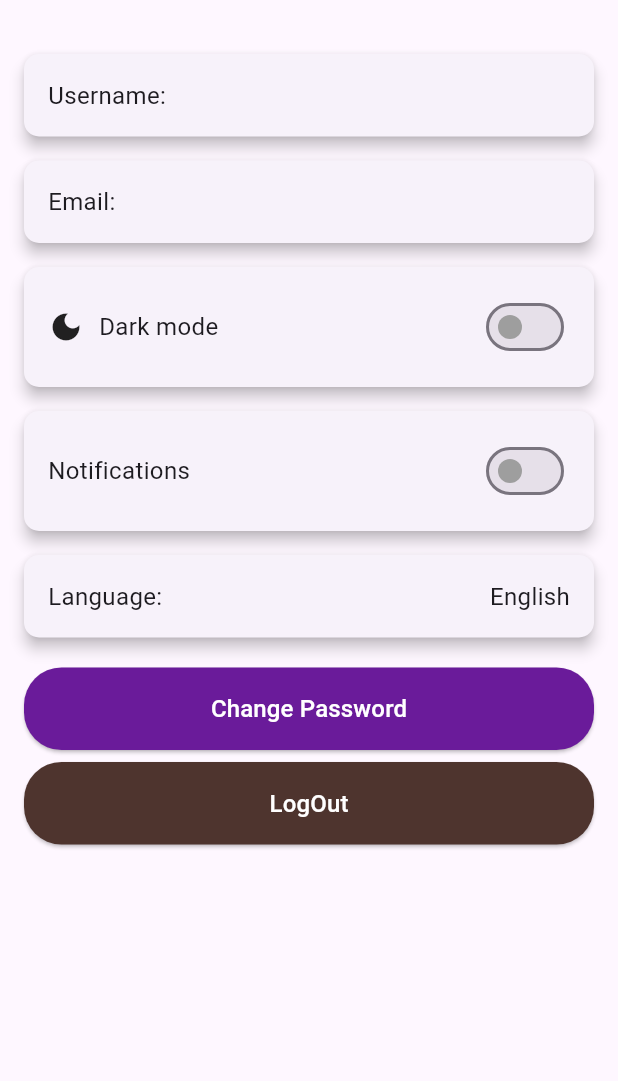
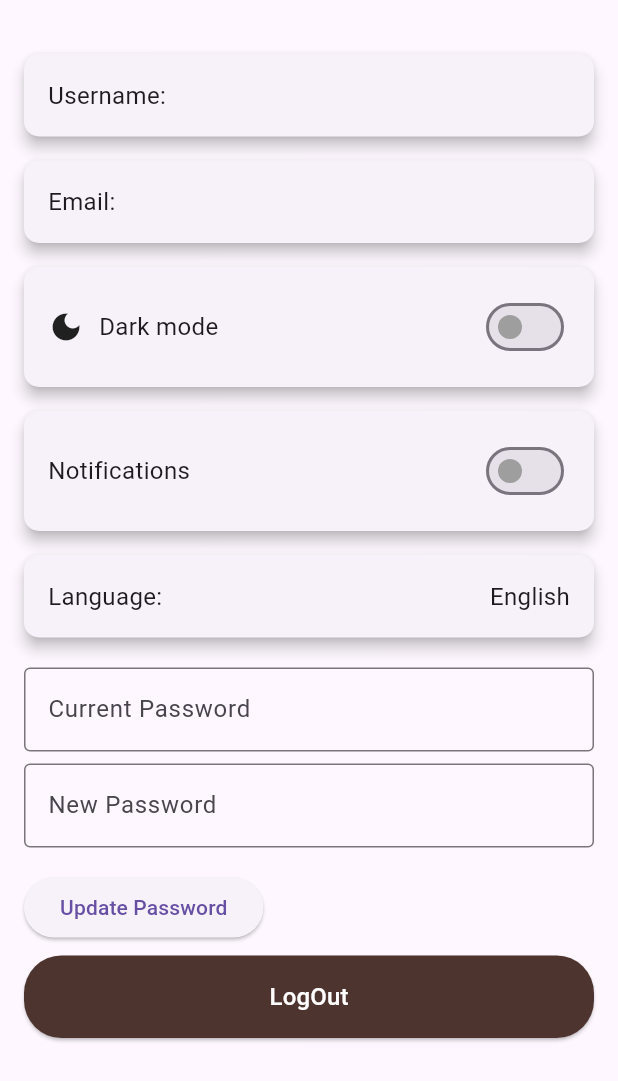
Before and after one commit to mohamed-ahmad2/BookTrail, a Flutter app: the SettingsScreen screen opened directly with empty values, on a phone screen of 412 x 824 dp. Shown: the top 1081 px of the screen. Run offline on Flutter 3.47's test engine with Material 3 defaults, Android fonts, the light colour scheme and no system bars; our stand-ins replace fl_chart, flutter_svg, hive, hive_flutter; accounts and stored records are empty.

Commit message:
add username provider and uodate the setting

```diff
--- a/lib/main.dart
+++ b/lib/main.dart
@@ -5,9 +5,9 @@ import 'package:book_trail/models/book.dart';
 import 'package:book_trail/models/user.dart';
 import 'package:book_trail/providers/theme_provider.dart';
 import 'package:book_trail/providers/user_provider.dart';
+import 'package:book_trail/providers/username_provider.dart';
 import 'package:book_trail/views/screens/_login.dart';
 import 'package:flutter/material.dart';
-import 'package:hive/hive.dart';
 import 'package:hive_flutter/hive_flutter.dart';
 import 'package:provider/provider.dart';
 
@@ -32,6 +32,7 @@ class BookTrailApp extends StatelessWidget {
       providers: [
         ChangeNotifierProvider(create: (_) => ThemeProvider()),
         ChangeNotifierProvider(create: (_) => UserProvider()),
+        ChangeNotifierProvider(create: (_) => UsernameProvider()),
       ],
       child: Consumer2<UserProvider, ThemeProvider>(
         builder: (context, userProvider, themeProvider, _) {
@@ -43,7 +44,7 @@ class BookTrailApp extends StatelessWidget {
             themeMode: themeProvider.isDarkMode ? ThemeMode.dark : ThemeMode.light,
             initialRoute: userProvider.userId == null ? '/login' : '/main',
             routes: {
-              '/login': (context) =>  LoginScreen(bookOperation: bookOperation,),
+              '/login': (context) => LoginScreen(bookOperation: bookOperation),
               '/main': (context) => FutureBuilder(
                     future: Hive.openBox<Book>(kBookBox(userProvider.userId!)),
                     builder: (context, snapshot) {
--- /dev/null
+++ b/lib/providers/username_provider.dart
@@ -0,0 +1,12 @@
+import 'package:flutter/material.dart';
+
+class UsernameProvider with ChangeNotifier {
+  String? _username;
+
+  String? get username => _username;
+
+  void setUsername(String username) {
+    _username = username;
+    notifyListeners();
+  }
+}
--- a/lib/views/screens/settings_screen.dart
+++ b/lib/views/screens/settings_screen.dart
@@ -1,11 +1,14 @@
 import 'package:book_trail/book_operation.dart';
 import 'package:book_trail/providers/theme_provider.dart';
+import 'package:book_trail/providers/username_provider.dart'; // استيراد UsernameProvider
+import 'package:book_trail/models/user.dart';
 import 'package:book_trail/views/screens/_login.dart';
 import 'package:flutter/material.dart';
 import 'package:provider/provider.dart';
+import 'package:hive/hive.dart';
 
 class SettingsScreen extends StatefulWidget {
-    final BookOperation bookOperation;
+  final BookOperation bookOperation;
   const SettingsScreen({super.key, required this.bookOperation});
 
   @override
@@ -15,13 +18,72 @@ class SettingsScreen extends StatefulWidget {
 
 class _SettingsScreenState extends State<SettingsScreen> {
   bool _notificationsEnabled = false;
+  String? _email;
+  String? _username;
+
+  final _passwordController = TextEditingController();
+  final _newPasswordController = TextEditingController();
+
+  @override
+  void initState() {
+    super.initState();
+    _username = Provider.of<UsernameProvider>(context, listen: false).username;
+    _loadUserData();
+  }
+
+  // دالة لتحميل البيانات الخاصة بالمستخدم (البريد الإلكتروني)
+  Future<void> _loadUserData() async {
+    if (_username != null) {
+      var box = await Hive.openBox<User>('users');
+      User? user = box.values.firstWhere(
+        (user) => user.username == _username,
+        orElse: () => User(username: '', password: '', email: ''),
+      );
+
+      if (user.username.isNotEmpty) {
+        setState(() {
+          _email = user.email; // تحديث البريد الإلكتروني
+        });
+      }
+    }
+  }
+
+  // دالة لتحديث كلمة المرور
+  Future<void> _updatePassword() async {
+    if (_username != null) {
+      var box = await Hive.openBox<User>('users');
+      User? user = box.values.firstWhere(
+        (user) => user.username == _username,
+        orElse: () => User(username: '', password: '', email: ''),
+      );
+
+      if (user.username.isNotEmpty) {
+        if (user.password == _passwordController.text.trim()) {
+          user.password = _newPasswordController.text.trim();
+          await user.save();
+          ScaffoldMessenger.of(context).showSnackBar(
+            const SnackBar(
+              content: Text('Password updated successfully'),
+              duration: Duration(seconds: 3),
+            ),
+          );
+        } else {
+          ScaffoldMessenger.of(context).showSnackBar(
+            const SnackBar(
+              content: Text('Incorrect current password'),
+              duration: Duration(seconds: 3),
+            ),
+          );
+        }
+      }
+    }
+  }
 
   @override
   Widget build(BuildContext context) {
     final themeProvider = Provider.of<ThemeProvider>(context);
 
     return Scaffold(
-
       body: SingleChildScrollView(
         child: Padding(
           padding: const EdgeInsets.all(16.0),
@@ -43,7 +105,7 @@ class _SettingsScreenState extends State<SettingsScreen> {
                     mainAxisAlignment: MainAxisAlignment.spaceBetween,
                     children: [
                       Text('Username:', style: TextStyle(fontSize: 16)),
-                      Text('', style: TextStyle(fontSize: 16)),
+                      Text(_username ?? '', style: TextStyle(fontSize: 16)),
                     ],
                   ),
                 ),
@@ -63,7 +125,7 @@ class _SettingsScreenState extends State<SettingsScreen> {
                     mainAxisAlignment: MainAxisAlignment.spaceBetween,
                     children: [
                       Text('Email:', style: TextStyle(fontSize: 16)),
-                      Text('', style: TextStyle(fontSize: 16)),
+                      Text(_email ?? '', style: TextStyle(fontSize: 16)),
                     ],
                   ),
                 ),
@@ -92,7 +154,7 @@ class _SettingsScreenState extends State<SettingsScreen> {
                       Switch(
                         value: themeProvider.isDarkMode,
                         onChanged: (value) {
-themeProvider.toggleDarkMode();
+                          themeProvider.toggleDarkMode();
                         },
                         activeColor: Colors.blue,
                         inactiveThumbColor: Colors.grey,
@@ -152,34 +214,45 @@ themeProvider.toggleDarkMode();
               ),
               const SizedBox(height: 16),
 
-              // Change Password Button
-              SizedBox(
-                width: double.infinity,
-                child: ElevatedButton(
-                  onPressed: () {},
-                  style: ElevatedButton.styleFrom(
-                    backgroundColor: Colors.purple[800],
-                    padding: const EdgeInsets.symmetric(vertical: 16),
-                    shape: RoundedRectangleBorder(
-                      borderRadius: BorderRadius.circular(25),
-                    ),
-                  ),
-                  child: const Text(
-                    'Change Password',
-                    style: TextStyle(fontSize: 16, color: Colors.white),
-                  ),
+              // Change Password
+              TextField(
+                controller: _passwordController,
+                decoration: const InputDecoration(
+                  labelText: 'Current Password',
+                  border: OutlineInputBorder(),
                 ),
+                obscureText: true,
+              ),
+              const SizedBox(height: 8),
+              TextField(
+                controller: _newPasswordController,
+                decoration: const InputDecoration(
+                  labelText: 'New Password',
+                  border: OutlineInputBorder(),
+                ),
+                obscureText: true,
+              ),
+              const SizedBox(height: 16),
+              ElevatedButton(
+                onPressed: _updatePassword,
+                child: const Text('Update Password'),
               ),
               const SizedBox(height: 8),
 
-              // Delete Data Button
+              // LogOut
               SizedBox(
                 width: double.infinity,
                 child: ElevatedButton(
                   onPressed: () {
-                    Navigator.push(context, MaterialPageRoute(
-                      builder: (context) =>  LoginScreen(bookOperation: widget.bookOperation),
-                    ));
+                    Navigator.push(
+                      context,
+                      MaterialPageRoute(
+                        builder:
+                            (context) => LoginScreen(
+                              bookOperation: widget.bookOperation,
+                            ),
+                      ),
+                    );
                   },
                   style: ElevatedButton.styleFrom(
                     backgroundColor: Colors.brown[800],
--- a/lib/views/widgets/login_register/register_body.dart
+++ b/lib/views/widgets/login_register/register_body.dart
@@ -2,6 +2,7 @@ import 'package:book_trail/book_operation.dart';
 import 'package:book_trail/layout/main_layout.dart';
 import 'package:book_trail/models/user.dart';
 import 'package:book_trail/providers/user_provider.dart';
+import 'package:book_trail/providers/username_provider.dart';
 import 'package:book_trail/views/screens/_login.dart';
 import 'package:book_trail/views/widgets/login_register/register_email.dart';
 import 'package:book_trail/views/widgets/login_register/register_logbutton.dart';
@@ -85,6 +86,9 @@ class _RegisterBodyState extends State<RegisterBody> {
           // ⬇️ حفظ userId في UserProvider
           Provider.of<UserProvider>(context, listen: false).setUserId(username);
 
+          // ⬇️ حفظ username في UsernameProvider
+          Provider.of<UsernameProvider>(context, listen: false).setUsername(username);
+
           if (mounted) {
             Navigator.pushReplacement(
               context,
```
Also changed, not shown: lib/views/widgets/login_register/login_body.dart (+18 -7 lines).
